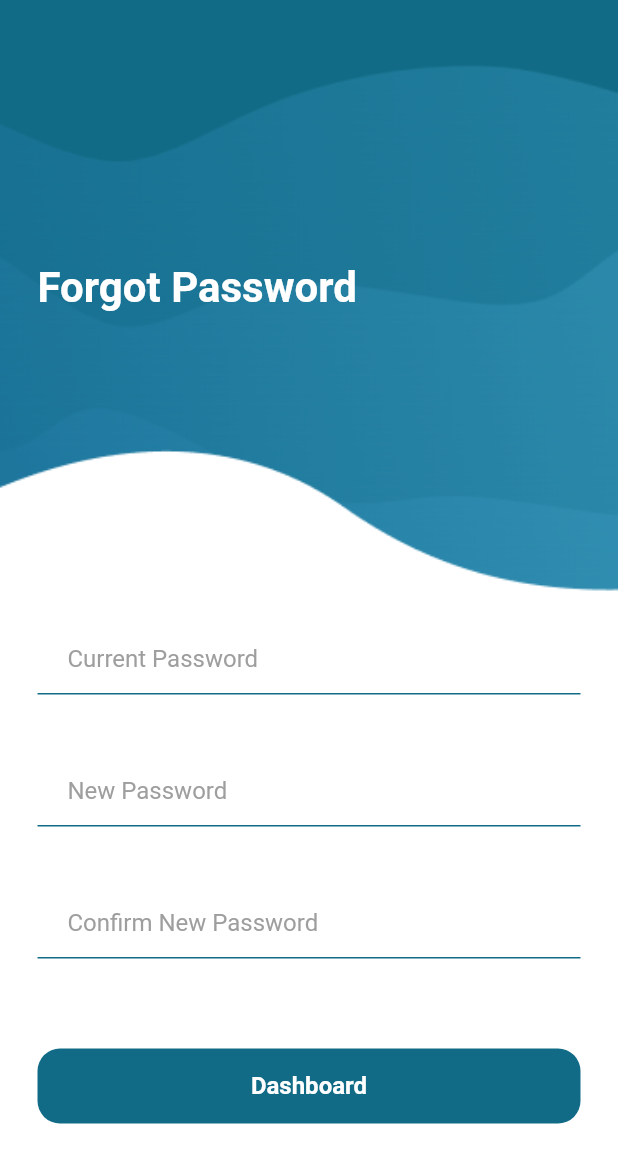
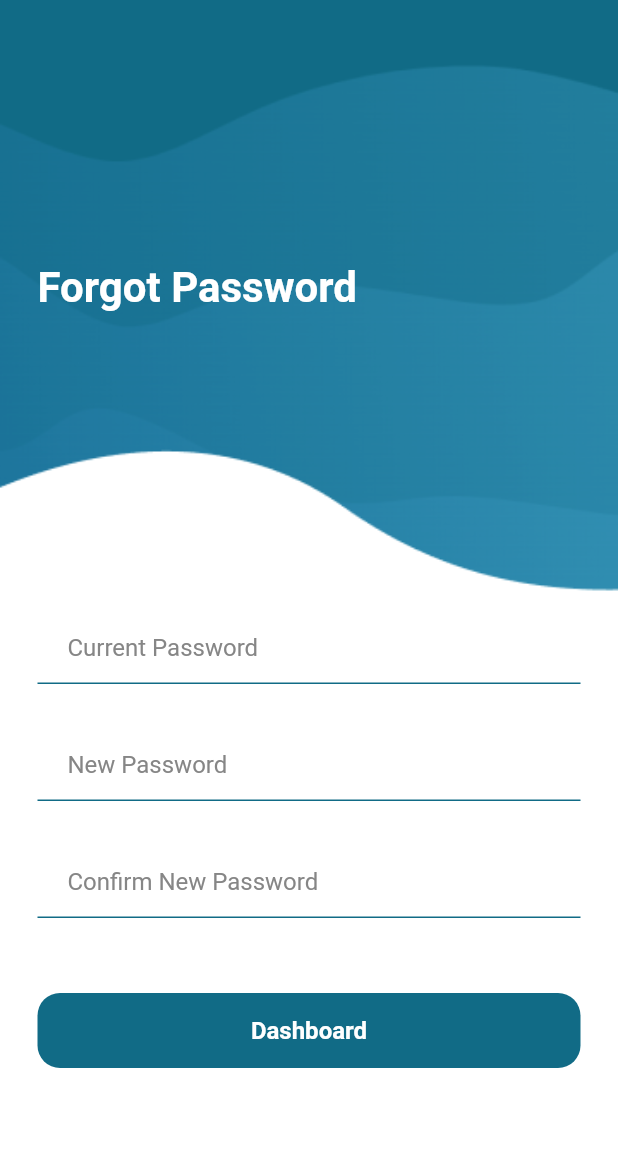
Before and after one commit to reynerbering/ferry_easy_v1_with_router, a Flutter app: the WelcomeScreen screen opened by its route, after a tap on "Forgot Password", on a phone screen of 412 x 824 dp. Shown: the top 1163 px of the screen. Run offline on Flutter 3.47's test engine with Material 2 defaults, Android fonts, the phone set to English and light mode, and no system bars; our stand-ins replace flutter_native_splash, flutter_svg.

Commit message:
backgroundWidget adjusted for textField constraint

```diff
--- a/lib/main.dart
+++ b/lib/main.dart
@@ -21,6 +21,7 @@ class MyApp extends StatelessWidget {
         brightness: Brightness.light,
         textTheme: Typography.whiteCupertino,
         fontFamily: 'Inter',
+        scaffoldBackgroundColor: Colors.transparent,
         // textTheme: const TextTheme(
         //   displayLarge: TextStyle(
         //     fontSize: 24,
--- a/lib/presentation/screens/create_account.dart
+++ b/lib/presentation/screens/create_account.dart
@@ -10,14 +10,12 @@ class CreateAccount extends StatelessWidget {
 
   @override
   Widget build(BuildContext context) {
-    return Scaffold(
-      body: Stack(
-        children: [
-          BackgroundWidget(
+    return BackgroundWidget(
       assetImage: const AssetImage(
         ('assets/images/create-account.png'),
       ),
-            bgChild: Padding(
+      bgChild: Scaffold(
+        body: Padding(
           padding: const EdgeInsets.all(25.0),
           child: SizedBox(
             height: displayHeight(context),
@@ -26,7 +24,6 @@ class CreateAccount extends StatelessWidget {
               child: Column(
                 crossAxisAlignment: CrossAxisAlignment.start,
                 mainAxisAlignment: MainAxisAlignment.center,
-                    mainAxisSize: MainAxisSize.max,
                 children: [
                   verticalSpaceLarge,
                   verticalSpaceLarge,
@@ -57,8 +54,7 @@ class CreateAccount extends StatelessWidget {
                       controller: TextEditingController(),
                       placeholder: 'Street'),
                   FerryEasyInputField(
-                          controller: TextEditingController(),
-                          placeholder: 'City'),
+                      controller: TextEditingController(), placeholder: 'City'),
                   FerryEasyInputField(
                       controller: TextEditingController(),
                       placeholder: 'Province'),
@@ -76,8 +72,8 @@ class CreateAccount extends StatelessWidget {
                       builder: (BuildContext context) {
                         return FerryEasyAlertBox(
                           message: 'Registered \n Sucessfully!',
-                              onTap: () => Navigator.popAndPushNamed(
-                                  context, '/Dashboard'),
+                          onTap: () =>
+                              Navigator.popAndPushNamed(context, '/Dashboard'),
                         );
                       },
                     ),
@@ -88,8 +84,6 @@ class CreateAccount extends StatelessWidget {
           ),
         ),
       ),
-        ],
-      ),
     );
   }
 }
--- a/lib/presentation/screens/dashboard.dart
+++ b/lib/presentation/screens/dashboard.dart
@@ -21,8 +21,10 @@ class _DashboardState extends State<Dashboard> {
 
   @override
   Widget build(BuildContext context) {
-    return Scaffold(
-      // ! FerryEasy appbar, centered logo and name, menu on the right size and back on the left side, action property always on the right
+    return BackgroundWidget(
+      opacity: 0.2,
+      assetImage: const AssetImage('assets/images/ferryboat.jpg'),
+      bgChild: Scaffold(
         appBar: AppBar(
           backgroundColor: Colors.white,
           title: Row(
@@ -237,6 +239,7 @@ class _DashboardState extends State<Dashboard> {
             child: const Icon(Icons.wallet),
           ),
         ),
+      ),
     );
   }
 }
--- a/lib/presentation/screens/forgot_password.dart
+++ b/lib/presentation/screens/forgot_password.dart
@@ -1,8 +1,8 @@
-import 'package:ferry_easy/src/shared/app_colors.dart';
+import 'package:ferry_easy/src/shared/ui_helpers.dart';
 import 'package:ferry_easy/src/widgets/ferry_easy_background_image.dart';
 import 'package:ferry_easy/src/widgets/ferry_easy_button.dart';
-
-import '../../constants/constants.dart';
+import 'package:ferry_easy/src/widgets/ferry_easy_input_field.dart';
+import 'package:ferry_easy/src/widgets/ferry_easy_text.dart';
 
 class ForgotPassword extends StatelessWidget {
   const ForgotPassword({super.key});
@@ -14,15 +14,8 @@ class ForgotPassword extends StatelessWidget {
         ('assets/images/forgot-password.png'),
       ),
       bgChild: Scaffold(
-        backgroundColor: Colors.transparent,
-        body: Stack(
-          children: [
-            Padding(
+        body: Padding(
           padding: const EdgeInsets.all(25.0),
-              child: SizedBox(
-                height: MediaQuery.of(context)
-                    .size
-                    .height, //! Avoid overflow, put it in a sized box and mediaquery of the device
           child: SingleChildScrollView(
             physics: const BouncingScrollPhysics(),
             child: Column(
@@ -30,86 +23,38 @@ class ForgotPassword extends StatelessWidget {
               mainAxisAlignment: MainAxisAlignment.center,
               mainAxisSize: MainAxisSize.max,
               children: [
-                      Container(
-                        margin: const EdgeInsets.only(top: 150, bottom: 175),
-                        height: 65,
-                        width: double.infinity,
-                        child: const Text(
-                          'Forgot Password',
-                          style: defaultHeadingBold,
-                        ),
-                      ),
-
-                      // ! Password Text Field Form
-                      const PasswordForm(
-                        hintText: 'Current Password',
-                      ),
-                      const SizedBox(
-                        height: 40,
-                      ),
-                      const PasswordForm(
-                        hintText: 'New Password',
-                      ),
-                      const SizedBox(
-                        height: 40,
-                      ),
-                      const PasswordForm(
-                        hintText: 'Confirm New Password',
-                      ),
-                      const SizedBox(
-                        height: 60,
-                      ),
-                      //! add account validation
+                verticalSpaceLarge,
+                verticalSpaceLarge,
+                verticalSpaceLarge,
+                const FerryEasyText.onBoardingHead('Forgot Password'),
+                verticalSpaceLarge,
+                verticalSpaceLarge,
+                verticalSpaceLarge,
+                verticalSpaceLarge,
+                FerryEasyInputField(
+                    controller: TextEditingController(),
+                    password: true,
+                    placeholder: 'Current Password'),
+                verticalSpaceMedium,
+                FerryEasyInputField(
+                    controller: TextEditingController(),
+                    password: true,
+                    placeholder: 'New Password'),
+                verticalSpaceMedium,
+                FerryEasyInputField(
+                    controller: TextEditingController(),
+                    password: true,
+                    placeholder: 'Confirm New Password'),
+                verticalSpaceLarge,
                 FerryEasyButton(
                   title: 'Dashboard',
-                        onTap: () =>
-                            Navigator.of(context).pushNamed('/Dashboard'),
+                  onTap: () => Navigator.of(context).pushNamed('/Dashboard'),
                 )
               ],
             ),
           ),
         ),
       ),
-          ],
-        ),
-      ),
     );
   }
 }
-
-// ! Usename Text widget and Password Text Widget modifiables
-// todo : validations and firebase
-// todo : add obscure/unobscure button by adding setState in password
-
-class PasswordForm extends StatelessWidget {
-  final String hintText;
-  const PasswordForm({
-    Key? key,
-    required this.hintText,
-  }) : super(key: key);
-
-  @override
-  Widget build(BuildContext context) {
-    return TextField(
-      obscureText: true,
-      enableSuggestions: true,
-      autocorrect: false,
-      // ! Pasword Security measures above ^
-      style: const TextStyle(color: Colors.black, fontWeight: FontWeight.w700),
-      decoration: InputDecoration(
-        contentPadding: const EdgeInsets.only(left: 20),
-        hintText: hintText,
-        hintStyle:
-            const TextStyle(color: Colors.grey, fontWeight: FontWeight.w400),
-        // ! White color underline when not tapped
-        enabledBorder: const UnderlineInputBorder(
-          borderSide: BorderSide(color: kcPrimaryColor),
-        ),
-        // ! White color underline when tapped and used
-        focusedBorder: const UnderlineInputBorder(
-          borderSide: BorderSide(color: kcPrimaryColor),
-        ),
-      ),
-    );
-  }
-}
--- a/lib/presentation/screens/onboarding.dart
+++ b/lib/presentation/screens/onboarding.dart
@@ -8,14 +8,10 @@ class Onboarding extends StatelessWidget {
 
   @override
   Widget build(BuildContext context) {
-    return Scaffold(
-      body: Stack(
-        children: [
-          const BackgroundWidget(
-            assetImage: AssetImage('assets/images/login.png'),
-          ),
-          Center(
-            child: Padding(
+    return BackgroundWidget(
+      assetImage: const AssetImage('assets/images/login.png'),
+      bgChild: Scaffold(
+        body: Padding(
           padding: const EdgeInsets.all(25),
           child: Column(
             crossAxisAlignment: CrossAxisAlignment.start,
@@ -23,8 +19,7 @@ class Onboarding extends StatelessWidget {
             children: [
               const FerryEasyText.onBoardingHead('Escape The Line'),
               verticalSpaceRegular,
-                  const FerryEasyText.onBoardingSub(
-                      'Get your tickets in advance.'),
+              const FerryEasyText.onBoardingSub('Get your tickets in advance.'),
               verticalSpaceTiny,
               const FerryEasyText.onBoardingSub(
                   'Avoid standing in line to purchase a ticket.'),
@@ -32,8 +27,8 @@ class Onboarding extends StatelessWidget {
               FerryEasyButton(
                 title: 'Log In',
                 outline: true,
-                    onTap: () => Navigator.of(context)
-                        .pushNamed('/WelcomeBackLoginScreen'),
+                onTap: () =>
+                    Navigator.of(context).pushNamed('/WelcomeBackLoginScreen'),
               ),
               verticalSpaceRegular,
               FerryEasyButton(
@@ -46,8 +41,6 @@ class Onboarding extends StatelessWidget {
           ),
         ),
       ),
-        ],
-      ),
     );
   }
 }
--- a/lib/presentation/screens/welcome_screen.dart
+++ b/lib/presentation/screens/welcome_screen.dart
@@ -1,6 +1,5 @@
 import 'package:ferry_easy/src/shared/app_colors.dart';
 import 'package:ferry_easy/src/shared/ui_helpers.dart';
-import 'package:ferry_easy/src/widgets/ferry_easy_alert_box.dart';
 import 'package:ferry_easy/src/widgets/ferry_easy_background_image.dart';
 import 'package:ferry_easy/src/widgets/ferry_easy_button.dart';
 import 'package:ferry_easy/src/widgets/ferry_easy_divider_or.dart';
@@ -12,16 +11,11 @@ class WelcomeScreen extends StatelessWidget {
 
   @override
   Widget build(BuildContext context) {
-    return Scaffold(
-      body: Stack(
-        children: [
-          const BackgroundWidget(
-            assetImage: AssetImage('assets/images/login-welcome.png'),
-          ),
-          Padding(
+    return BackgroundWidget(
+      assetImage: const AssetImage('assets/images/login-welcome.png'),
+      bgChild: Scaffold(
+        body: Padding(
           padding: const EdgeInsets.all(25.0),
-            child: SizedBox(
-              height: displayHeight(context),
           child: SingleChildScrollView(
             child: Column(
               crossAxisAlignment: CrossAxisAlignment.start,
@@ -70,23 +64,20 @@ class WelcomeScreen extends StatelessWidget {
                 verticalSpaceRegular,
                 FerryEasyButton(
                   title: 'Log In',
-                      onTap: () =>
-                          Navigator.of(context).pushNamed('/Dashboard'),
+                  onTap: () => Navigator.of(context).pushNamed('/Dashboard'),
                 ),
                 const DividerOrWidget(),
                 FerryEasyButton(
                   title: 'Sign Up',
                   outline: true,
-                      onTap: () => Navigator.of(context)
-                          .pushNamed('/CreateAccountScreen'),
+                  onTap: () =>
+                      Navigator.of(context).pushNamed('/CreateAccountScreen'),
                 ),
               ],
             ),
           ),
         ),
       ),
-        ],
-      ),
     );
   }
 }
--- a/lib/src/widgets/ferry_easy_divider_or.dart
+++ b/lib/src/widgets/ferry_easy_divider_or.dart
@@ -1,3 +1,4 @@
+import 'package:ferry_easy/src/shared/app_colors.dart';
 import 'package:flutter/material.dart';
 
 class DividerOrWidget extends StatelessWidget {
@@ -22,7 +23,10 @@ class DividerOrWidget extends StatelessWidget {
         ),
         const Text(
           'or',
-          style: TextStyle(color: Colors.grey, fontWeight: FontWeight.w600),
+          style: TextStyle(
+            color: kcMediumGrayColor,
+            fontWeight: FontWeight.w600,
+          ),
         ),
         Expanded(
           child: Container(
```
Lines whose indentation alone changed are shown as unchanged.
